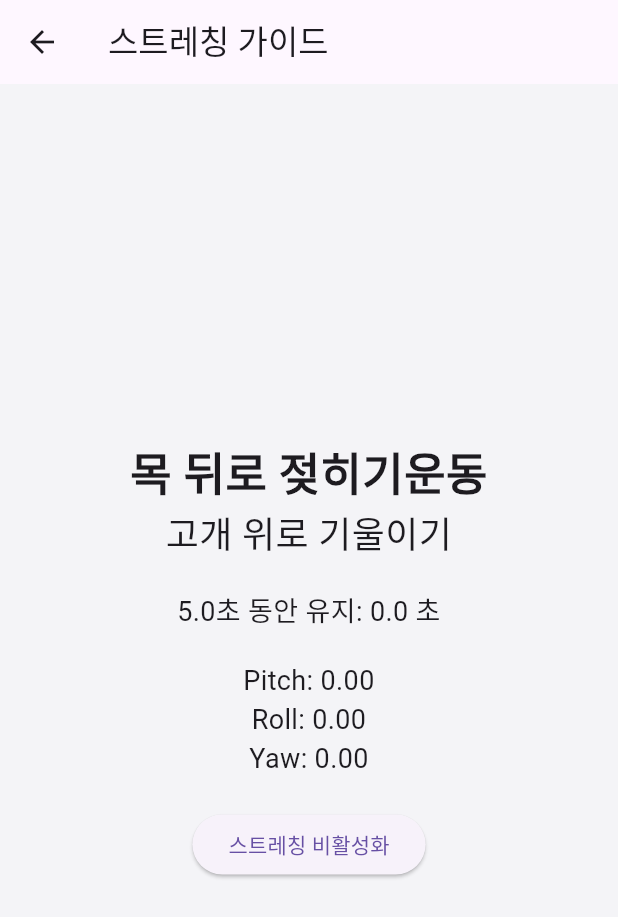
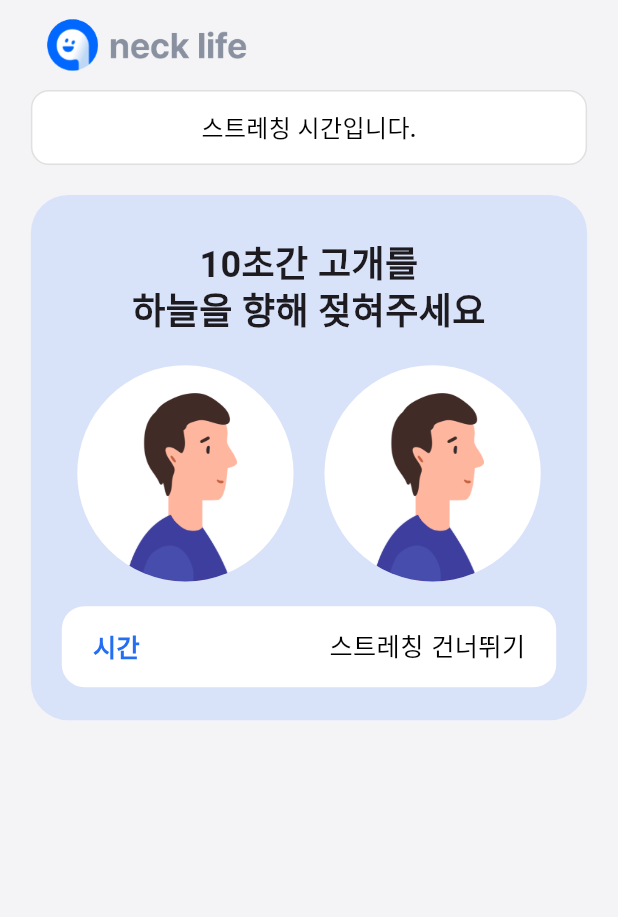
Before and after one commit to Neck-Life/neck-life-fe, a Flutter app: the StretchingSession screen opened directly, on a phone screen of 412 x 824 dp. Shown: the top 917 px of the screen. Run offline on Flutter 3.47's test engine with Material 3 defaults, Android fonts, the phone set to English and light mode, and no system bars; our stand-ins replace audio_service, carousel_slider, dio, easy_localization, fl_chart, flutter_dotenv and 11 more; missing offline and left inert: amplitude_flutter, app_settings, app_tracking_transparency, audio_session, flutter_airpods, open_settings_plus and 1 more; accounts and stored records are empty; Roboto replaces fonts that are missing (Inter); project files that could hold a hidden picture were left out.

Commit message:
feat : 스트레칭 세션 화면

```diff
--- a/lib/view/stretch/stretching_session.dart
+++ b/lib/view/stretch/stretching_session.dart
@@ -1,196 +1,306 @@
+import 'dart:math';
+
+import 'package:flutter/cupertino.dart';
 import 'package:flutter/material.dart';
-import 'package:mocksum_flutter/view/stretch/data/stretching_data.dart';
+import 'package:mocksum_flutter/service/global_timer.dart';
+import 'package:mocksum_flutter/service/status_provider.dart';
+import 'package:mocksum_flutter/service/user_provider.dart';
+import 'package:mocksum_flutter/view/home/widgets/app_bar.dart';
+import 'package:mocksum_flutter/theme/component/text_default.dart';
 import 'package:mocksum_flutter/view/stretch/stretching_completed.dart';
-import 'package:mocksum_flutter/view/stretch/widgets/StretchingWidget.dart';
-import 'dart:async';
 import 'package:provider/provider.dart';
-import '../../../service/status_provider.dart';
-import 'models/stretching_action.dart';
 
+import '../../util/responsive.dart';
+
+/**
+ * TODO : 하단 프로그레스바 위젯 생성
+ * TODO : 스트레칭 데이터 기반 처리 마이그레이션
+ * TODO : 자세탐지 도중 타이머(nn분 간격 스트레칭 알림)
+ * */
 class StretchingSession extends StatefulWidget {
-  final StretchingGroup selectedGroup = stretchingGroups[5];
-  // 선택된 그룹을 전달받음, 나중에 프로바이더에서 받아오기
-
-  StretchingSession({super.key});
+  const StretchingSession({super.key});
 
   @override
   _StretchingSessionState createState() => _StretchingSessionState();
 }
 
 class _StretchingSessionState extends State<StretchingSession> {
-  double pitch = DetectStatus.nowPitch;
-  double roll = DetectStatus.nowRoll;
-  double yaw = DetectStatus.nowYaw;
+  @override
+  void initState() {
+    super.initState();
+  }
 
-  int currentStepIndex = 0;
-  Timer? _timer, _updateDataTimer;
-  double _elapsedTime = 0;
-  bool _isActive = true;
+  @override
+  void dispose() {
+    super.dispose();
+  }
 
-  String get guideText => widget.selectedGroup.actions[currentStepIndex].name;
-  String get stretchingGroupName => widget.selectedGroup.groupName;
+  void _showCompletedScreen() {
+    // _toggleStretchingWidget(); // 스트레칭 비활성화
+    Navigator.pushReplacement(
+      context,
+      MaterialPageRoute(
+          builder: (context) => const StretchingCompletedScreen()),
+    );
+  }
+
+
+  @override
+  Widget build(BuildContext context) {
+    Responsive res = Responsive(context);
+    DetectStatus detectStatus = context.watch();
+    UserStatus userStatus = context.watch();
+    GlobalTimer globalTimer = context.watch();
+
+    return Scaffold(
+      appBar: const PreferredSize(
+          preferredSize: Size.fromHeight(60), child: HomeAppBar()),
+      body: Center(
+          child: Column(
+        children: [
+          StretchingTitleWidget(text: "스트레칭 시간입니다."),
+          Container(
+              width: res.percentWidth(90),
+              height: res.percentWidth(85),
+              margin: const EdgeInsets.only(top: 20),
+              decoration: BoxDecoration(
+                color: const Color(0xFFD8E2F9),
+                borderRadius: BorderRadius.circular(25),
+              ),
+              child: Column(
+                children: [
+                  Container(
+                      width: res.percentWidth(70),
+                      padding: EdgeInsets.only(top: res.percentWidth(7.5)),
+                      child: const Text(
+                        "10초간 고개를\n하늘을 향해 젖혀주세요",
+                        style: TextStyle(
+                          fontSize: 24, // 폰트 크기
+                          fontWeight: FontWeight.bold, // 굵게 설정
+                          height: 1.2, // 줄 간격 설정
+                        ),
+                        textAlign: TextAlign.center,
+                        // 정렬은 필요에 따라 설정 (중앙 정렬로 설정)
+                        softWrap: true,
+                      )),
+                  SizedBox(
+                    height: res.percentHeight(2.5),
+                  ),
+                  Row(
+                    mainAxisAlignment: MainAxisAlignment.center,
+                    children: [
+                      const NeckPitch(),
+                      SizedBox(width: res.percentWidth(5)),
+                      const NeckRoll(),
+                    ],
+                  ),
+                  SizedBox(
+                    height: res.percentHeight(2),
+                  ),
+                  GestureDetector(
+                    onTap: (){
+                      print("터치 감지");
+                      _showCompletedScreen();
+                    },
+                    child: Container(
+                      width: res.percentWidth(80),
+                      decoration: BoxDecoration(
+                        color: Colors.white,
+                        borderRadius: BorderRadius.circular(15),
+                      ),
+                      alignment: Alignment.center,
+                      padding: EdgeInsets.symmetric(
+                          vertical: res.percentHeight(2),
+                          horizontal: res.percentWidth(5)),
+                      child: Row(
+                        mainAxisAlignment: MainAxisAlignment.spaceBetween,
+                        children: [
+                          TextDefault(
+                            content: "시간",
+                            fontSize: 16,
+                            isBold: true,
+                            fontColor: const Color(0xFF236EF3),
+                          ),
+                          TextDefault(
+                            content: "스트레칭 건너뛰기",
+                            fontSize: 16,
+                            isBold: false,
+                            fontColor: Colors.black,
+                          )
+                        ],
+                      ),
+                    ),
+                  ),
+                ],
+              )),
+          SizedBox(height: res.percentHeight(2)),
+        ],
+      )),
+    );
+  }
+}
+
+
+class StretchingTitleWidget extends StatelessWidget {
+  final String text; // 전달받을 텍스트 변수
+
+  StretchingTitleWidget({super.key, required this.text}){}
+
+  @override
+  Widget build(BuildContext context) {
+    return Container(
+      width: Responsive(context).percentWidth(90),
+      padding: const EdgeInsets.symmetric(horizontal: 16.0, vertical: 12.0), // 패딩 설정
+      decoration: BoxDecoration(
+        color: Colors.white, // 배경색 설정
+        borderRadius: BorderRadius.circular(12.0), // 둥근 모서리 설정
+        border: Border.all(color: Colors.grey.shade300, width: 1), // 테두리 설정
+
+      ),
+      child: Center(
+        child: Text(
+          text, // 전달받은 텍스트 사용
+          style: TextStyle(
+            fontSize: 16,
+            fontWeight: FontWeight.w500, // 중간 굵기
+            color: Colors.black, // 텍스트 색상
+          ),
+        ),
+      ),
+    );
+  }
+}
+
+
+
+/**
+ * 캐릭터 모델
+ * Pitch, roll버전
+ * */
+class NeckModel extends StatefulWidget {
+  const NeckModel({Key? key}) : super(key: key);
+
+  @override
+  NeckModelState createState() => NeckModelState();
+}
+
+class NeckModelState extends State<NeckModel>
+    with SingleTickerProviderStateMixin {
+  late AnimationController _controller;
+  double degree = 0;
 
   @override
   void initState() {
     super.initState();
-    print("스트레칭 타이머 ");
-    // 1초마다 상태를 확인하고 강제로 setState()를 호출해 UI를 갱신
-    _updateDataTimer = Timer.periodic(Duration(milliseconds: 100), (_) {
-      setState(() {
-        pitch = DetectStatus.nowPitch;
-        roll = DetectStatus.nowRoll;
-        yaw = DetectStatus.nowYaw;
-      });
-    });
-    detectStretching();
+    _controller = AnimationController(
+        vsync: this, duration: const Duration(milliseconds: 50))
+      ..addListener(() {
+        setState(() {
+          updateAnimationValues(); // 자식 클래스에서 정의
+        });
+      })
+      ..repeat();
   }
 
-  void detectStretching() {
-    WidgetsBinding.instance.addPostFrameCallback((_) {
-      Provider.of<DetectStatus>(context, listen: false).notifyListeners();
-    });
-
-  }
-
-  void startTimer(double duration) {
-    _timer = Timer.periodic(const Duration(milliseconds: 250), (timer) {
-      setState(() {
-        _elapsedTime += 0.25;
-      });
-
-      if (_elapsedTime >= duration) {
-        _goToNextStep();
-        _resetTimer();
-      }
-    });
-  }
-
-  void _resetTimer() {
-    _timer?.cancel();
-    _elapsedTime = 0;
-  }
-
-  bool isStepCompleted(double pitch, double roll, double yaw) {
-    final currentAction = widget.selectedGroup.actions[currentStepIndex];
-    return currentAction.isCompleted(pitch, roll, yaw);
-  }
-
-  void checkStretchCompletion(double pitch, double roll, double yaw) {
-    final currentAction = widget.selectedGroup.actions[currentStepIndex];
-
-    if (_isActive && isStepCompleted(pitch, roll, yaw)) {
-      if (_timer == null || !_timer!.isActive) {
-        startTimer(currentAction.duration); // 동작별 duration을 사용
-      }
-    } else {
-      _resetTimer();
-    }
-  }
-
-  void _goToNextStep() {
-    if (currentStepIndex < widget.selectedGroup.actions.length - 1) {
-      setState(() {
-        currentStepIndex += 1;
-      });
-    } else {
-      _showCompletionDialog();
-    }
-  }
-
-  void _showCompletionDialog() {
-    _toggleStretchingWidget(); // 스트레칭 비활성화
-    Navigator.pushReplacement(
-      context,
-      MaterialPageRoute(builder: (context) => const StretchingCompletedScreen()),
-    );
-  }
-
-  void _toggleStretchingWidget() {
-    setState(() {
-      _isActive = !_isActive;
-      currentStepIndex = 0;
-    });
-  }
+  // 자식 클래스에서 이 메서드를 오버라이드하여 각도 값 업데이트
+  void updateAnimationValues() {}
 
   @override
   void dispose() {
-    _timer?.cancel();
-    _updateDataTimer?.cancel();
+    _controller.dispose();
     super.dispose();
   }
 
   @override
   Widget build(BuildContext context) {
-    final currentAction = widget.selectedGroup.actions[currentStepIndex]; // 동작 정보 가져오기
-    final double duration = currentAction.duration; // 동작에 따른 duration 설정
+    Responsive res = Responsive(context);
 
-    return Scaffold(
-      appBar: AppBar(
-        title: const Text('스트레칭 가이드'),
+    return Container(
+      width: res.percentWidth(35),
+      height: res.percentWidth(35),
+      decoration: BoxDecoration(
+        color: Colors.white,
+        borderRadius: BorderRadius.circular(res.percentWidth(25)),
       ),
-      body: Padding(
-        padding: const EdgeInsets.all(16.0),
-        child: Column(
-          mainAxisAlignment: MainAxisAlignment.center,
-          crossAxisAlignment: CrossAxisAlignment.center,
+      child: ClipRRect(
+        borderRadius: BorderRadius.circular(res.percentWidth(25)),
+        child: Stack(
+          alignment: Alignment.center,
           children: [
-            Center(
-              child: Consumer<DetectStatus>(
-                builder: (context, detectStatus, child) {
-
-
-                  checkStretchCompletion(pitch, roll, yaw);
-
-                  return Column(
-                    mainAxisAlignment: MainAxisAlignment.center,
-                    crossAxisAlignment: CrossAxisAlignment.center,
-                    children: [
-                      Text(
-                        stretchingGroupName,
-                        style: const TextStyle(fontSize: 30, fontWeight: FontWeight.bold),
-                        textAlign: TextAlign.center,
-                      ),
-                      Text(
-                        _isActive ? guideText : "스트레칭을 시작하세요",
-                        style: const TextStyle(fontSize: 24),
-                        textAlign: TextAlign.center,
-                      ),
-                      const SizedBox(height: 20),
-                      Text(
-                        '$duration초 동안 유지: $_elapsedTime 초',
-                        style: const TextStyle(fontSize: 18),
-                        textAlign: TextAlign.center,
-                      ),
-                      const SizedBox(height: 20),
-                      Text(
-                        'Pitch: ${pitch.toStringAsFixed(2)}',
-                        style: const TextStyle(fontSize: 18),
-                        textAlign: TextAlign.center,
-                      ),
-                      Text(
-                        'Roll: ${roll.toStringAsFixed(2)}',
-                        style: const TextStyle(fontSize: 18),
-                        textAlign: TextAlign.center,
-                      ),
-                      Text(
-                        'Yaw: ${yaw.toStringAsFixed(2)}',
-                        style: const TextStyle(fontSize: 18),
-                        textAlign: TextAlign.center,
-                      ),
-                    ],
-                  );
-                },
+            Positioned(
+              top: res.percentHeight(7.5),
+              child: Container(
+                width: res.percentWidth(5.5),
+                height: res.percentWidth(85) * 0.3,
+                decoration: const BoxDecoration(
+                  color: Color(0xFFFFB59E),
+                  borderRadius: BorderRadius.only(
+                    topLeft: Radius.circular(40),
+                    topRight: Radius.circular(40),
+                  ),
+                ),
               ),
             ),
-            const SizedBox(height: 20),
-            ElevatedButton(
-              onPressed: _toggleStretchingWidget,
-              child: Text(_isActive ? '스트레칭 비활성화' : '스트레칭 활성화'),
+            Positioned(
+              top: res.percentHeight(12),
+              left: res.percentWidth(6),
+              child: SizedBox(
+                width: res.percentWidth(22),
+                child: Image.asset(
+                  'assets/body.png',
+                  width: res.percentWidth(30),
+                  fit: BoxFit.cover,
+                ),
+              ),
             ),
+            Positioned(
+                top: res.percentWidth(30) * 0.15,
+                left: res.percentWidth(20) * 0.5 - res.percentWidth(20) * 0.03,
+                child: Transform.rotate(
+                    angle: degree, // **calculated by pitch
+                    origin: Offset(
+                        -res.percentWidth(25) * 0.5 + res.percentWidth(10),
+                        res.percentWidth(25) * 0.5 - res.percentWidth(5)),
+                    child: SizedBox(
+                        width: res.percentWidth(17.5),
+                        height: res.percentWidth(17.5),
+                        child: Image.asset(
+                          "assets/head.png",
+                          width: res.percentWidth(25),
+                          height: res.percentWidth(25),
+                          fit: BoxFit.contain,
+                        )))),
           ],
         ),
       ),
-
     );
   }
 }
+
+class NeckPitch extends NeckModel {
+  const NeckPitch({Key? key}) : super(key: key);
+
+  @override
+  NeckPitchState createState() => NeckPitchState();
+}
+
+class NeckPitchState extends NeckModelState {
+  @override
+  void updateAnimationValues() {
+    degree = -DetectStatus.nowPitch; // Pitch 값을 업데이트
+  }
+}
+
+class NeckRoll extends NeckModel {
+  const NeckRoll({Key? key}) : super(key: key);
+
+  @override
+  NeckRollState createState() => NeckRollState();
+}
+
+class NeckRollState extends NeckModelState {
+  @override
+  void updateAnimationValues() {
+    degree = DetectStatus.nowRoll; // Pitch 값을 업데이트
+  }
+}
```
Also changed, not shown: lib/view/stretch/stretching.dart (+11 -0 lines).
